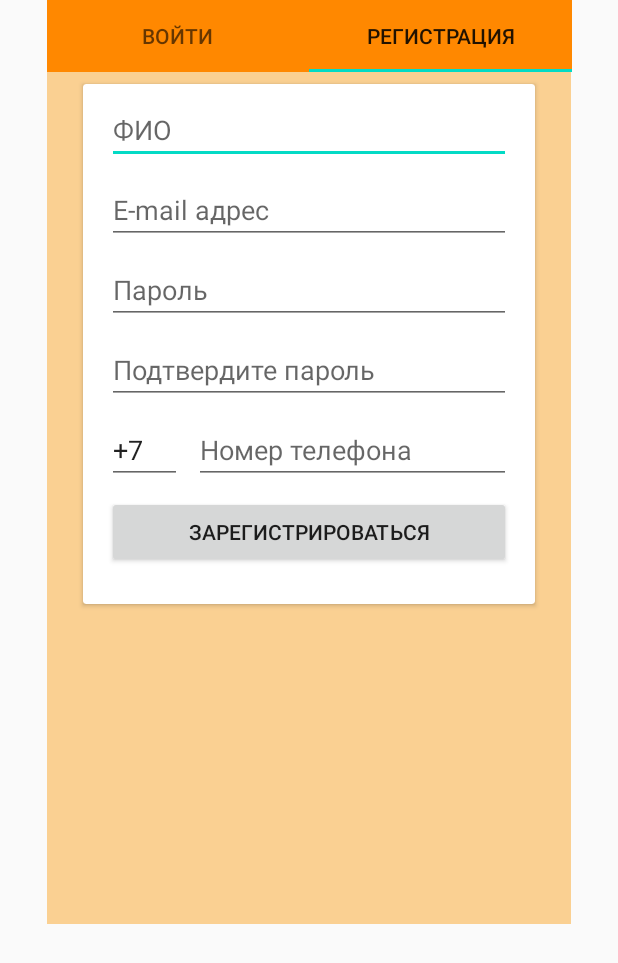
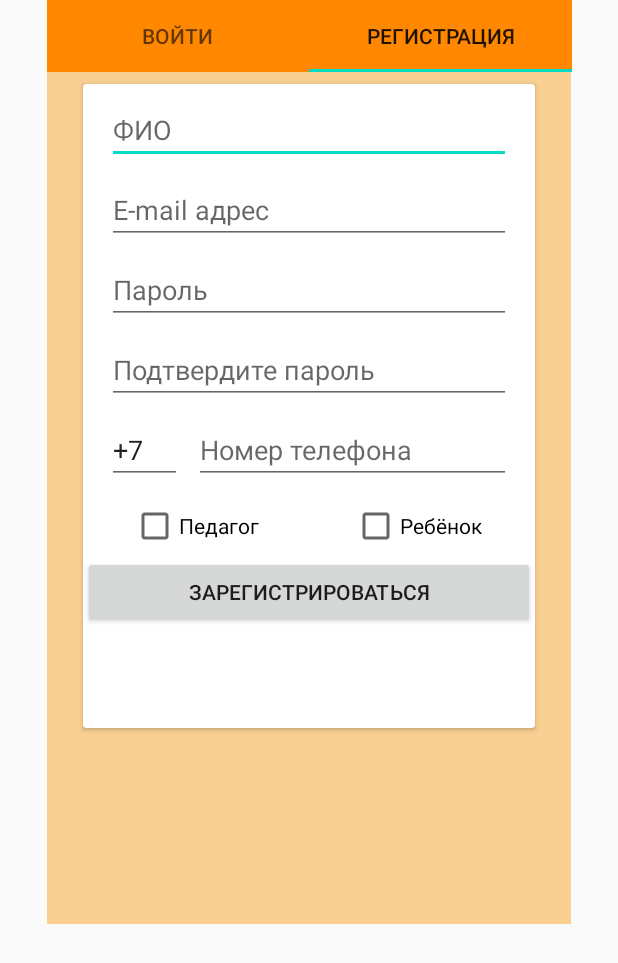
Before and after one commit to Karsukova/EduApp, an Android app: the screen it shows after launch (LoginActivity), tab 2 chosen, on a phone screen of 412 x 824 dp. Shown: the top 963 px of the screen. Run offline under Robolectric (Android 15) with nearby library versions, the phone set to English and light mode, and no system bars; our stand-ins replace Firebase (no records; nobody signed in at launch, a user with empty details on screens opened directly).

Commit message:
Разделение уровней доступа

```diff
--- a/EducateApp/app/src/main/AndroidManifest.xml
+++ b/EducateApp/app/src/main/AndroidManifest.xml
@@ -9,6 +9,7 @@
         android:roundIcon="@mipmap/ic_launcher_round"
         android:supportsRtl="true"
         android:theme="@style/AppTheme">
+        <activity android:name=".AdminActivity"></activity>
         <activity android:name=".VerifyPhone" />
         <activity android:name=".ResetPassword" />
         <activity
--- a/EducateApp/app/src/main/res/layout/fragment_register.xml
+++ b/EducateApp/app/src/main/res/layout/fragment_register.xml
@@ -18,7 +18,7 @@
 
         <androidx.constraintlayout.widget.ConstraintLayout
             android:layout_width="match_parent"
-            android:layout_height="match_parent">
+            android:layout_height="429dp">
 
             <EditText
                 android:id="@+id/registerFullName"
@@ -84,9 +84,9 @@
                 android:layout_marginTop="8dp"
                 android:ems="10"
                 android:hint="@string/CC"
-                android:text="+7"
                 android:inputType="phone"
                 android:maxLength="2"
+                android:text="+7"
                 app:layout_constraintStart_toStartOf="parent"
                 app:layout_constraintTop_toBottomOf="@+id/confPassword"
                 tools:text="+7" />
@@ -105,18 +105,34 @@
                 app:layout_constraintStart_toEndOf="@+id/registerCC"
                 app:layout_constraintTop_toBottomOf="@+id/confPassword" />
 
+            <CheckBox
+                android:id="@+id/check_teacher"
+                android:layout_width="140dp"
+                android:layout_height="24dp"
+                android:layout_marginStart="32dp"
+                android:layout_marginTop="16dp"
+                android:text="@string/teacher"
+                app:layout_constraintStart_toStartOf="parent"
+                app:layout_constraintTop_toBottomOf="@+id/registerPhoneNumber" />
+
             <Button
                 android:id="@+id/regButton"
                 android:layout_width="0dp"
                 android:layout_height="wrap_content"
-                android:layout_marginStart="16dp"
                 android:layout_marginTop="8dp"
-                android:layout_marginEnd="16dp"
-                android:layout_marginBottom="24dp"
                 android:text="@string/register"
-                app:layout_constraintBottom_toBottomOf="parent"
                 app:layout_constraintEnd_toEndOf="parent"
                 app:layout_constraintStart_toStartOf="parent"
+                app:layout_constraintTop_toBottomOf="@+id/check_teacher" />
+
+            <CheckBox
+                android:id="@+id/check_child"
+                android:layout_width="90dp"
+                android:layout_height="24dp"
+                android:layout_marginTop="16dp"
+                android:layout_marginEnd="32dp"
+                android:text="@string/child"
+                app:layout_constraintEnd_toEndOf="parent"
                 app:layout_constraintTop_toBottomOf="@+id/registerPhoneNumber" />
 
         </androidx.constraintlayout.widget.ConstraintLayout>
--- a/EducateApp/app/src/main/res/values/strings.xml
+++ b/EducateApp/app/src/main/res/values/strings.xml
@@ -54,8 +54,11 @@
     <string name="enter_otp">Введите код, указанный в сообщении, которое мы отправили вам по указаному номеру</string>
     <string name="OTP_fail">Неверный код</string>
     <string name="error">Ошибка</string>
+    <string name="teacher">Педагог</string>
+    <string name="child">Ребёнок</string>
     <string name="phone_success">Аккаунт успешно создан и привязан к данному номеру</string>
-
+    <string name="select_type">Выберите тип учетной записи</string>
+    <string name="select_one_type">Поставьте галочку напротив только одного из вариантов</string>
 
 
 </resources>
```
Also changed, not shown: EducateApp/app/src/main/java/space/karsukova/educateapp/AdminActivity.java (added, +14 -0 lines), EducateApp/app/src/main/java/space/karsukova/educateapp/LoginFragment.java (+27 -1 lines), EducateApp/app/src/main/java/space/karsukova/educateapp/RegisterFragment.java (+56 -5 lines), EducateApp/app/src/main/java/space/karsukova/educateapp/User.java (+7 -2 lines), EducateApp/app/src/main/java/space/karsukova/educateapp/VerifyPhone.java (+13 -3 lines), EducateApp/app/src/main/res/layout/activity_admin.xml (added, +9 -0 lines).
